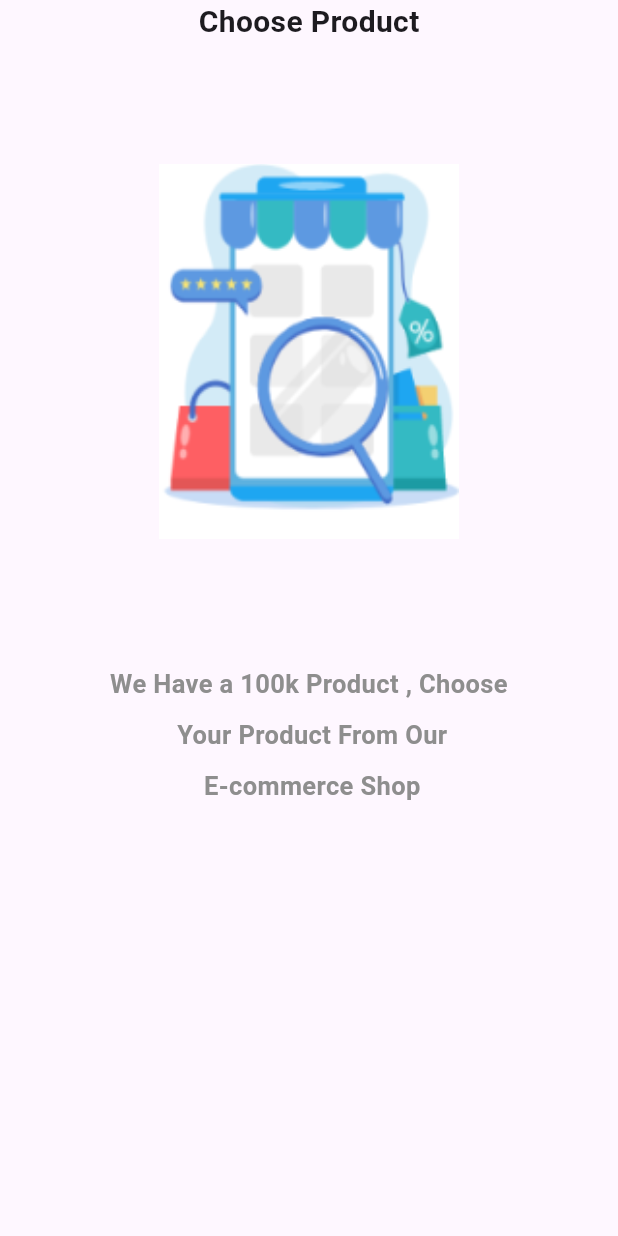
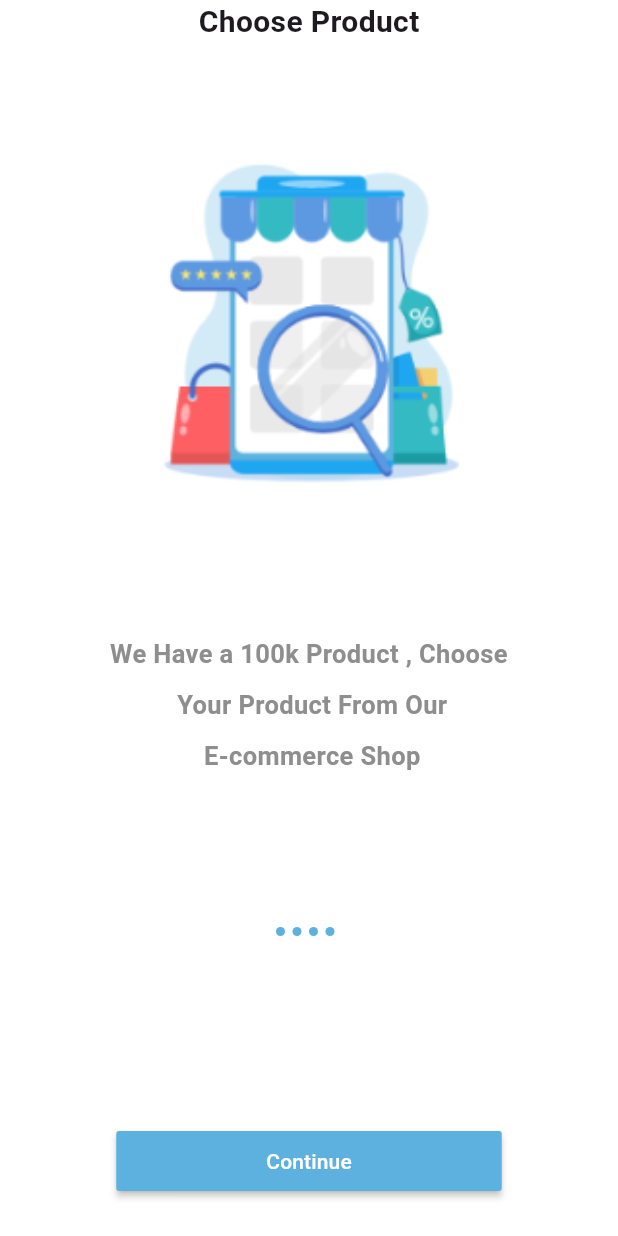
Before and after one commit to mohamadjisri/ecommerce, a Flutter app: the screen it shows after launch, on a phone screen of 412 x 824 dp. Run offline on Flutter 3.47's test engine with Material 3 defaults, Android fonts, the phone set to English and light mode, and no system bars; our stand-ins replace get.

Commit message:
6. Onboarding

```diff
--- a/lib/core/constant/color.dart
+++ b/lib/core/constant/color.dart
@@ -2,4 +2,5 @@ import 'package:flutter/material.dart';
 
 class AppColor {
   static const Color grey = Color(0xff8e8e8e);
+  static const Color primaryColor = Color(0xff5DB1DF);
 }
--- a/lib/view/screen/onboarding.dart
+++ b/lib/view/screen/onboarding.dart
@@ -1,5 +1,6 @@
-import 'package:ecommerce/core/constant/color.dart';
-import 'package:ecommerce/data/datasource/static/static.dart';
+import 'package:ecommerce/view/widget/onboarding/custombutton.dart';
+import 'package:ecommerce/view/widget/onboarding/customslider.dart';
+import 'package:ecommerce/view/widget/onboarding/dotcontroller.dart';
 import 'package:flutter/material.dart';
 
 class OnBoarding extends StatelessWidget {
@@ -7,43 +8,20 @@ class OnBoarding extends StatelessWidget {
 
   @override
   Widget build(BuildContext context) {
-    return Scaffold(
+    return const Scaffold(
+        backgroundColor: Colors.white,
         body: SafeArea(
-      child: PageView.builder(
-          itemCount: onBoardingList.length,
-          itemBuilder: (context, i) => Column(
+            child: Column(children: [
+          Expanded(flex: 3, child: CustomSliderOnBoarding()),
+          Expanded(
+              flex: 1,
+              child: Column(
                 children: [
-                  Text(
-                    onBoardingList[i].title!,
-                    style: const TextStyle(
-                        fontWeight: FontWeight.bold, fontSize: 20),
-                  ),
-                  const SizedBox(
-                    height: 80,
-                  ),
-                  Image.asset(
-                    onBoardingList[i].image!,
-                    width: 200,
-                    height: 250,
-                    fit: BoxFit.fill,
-                  ),
-                  const SizedBox(
-                    height: 80,
-                  ),
-                  Container(
-                      width: double.infinity,
-                      alignment: Alignment.center,
-                      child: Text(
-                        onBoardingList[i].body!,
-                        textAlign: TextAlign.center,
-                        style: const TextStyle(
-                            height: 2,
-                            color: AppColor.grey,
-                            fontWeight: FontWeight.bold,
-                            fontSize: 17),
-                      ))
+                  CustomDotControllerOnBoarding(),
+                  Spacer(flex: 2),
+                  CustomButtonOnBoarding()
                 ],
-              )),
-    ));
+              ))
+        ])));
   }
 }
--- /dev/null
+++ b/lib/view/widget/onboarding/custombutton.dart
@@ -0,0 +1,22 @@
+import 'package:ecommerce/core/constant/color.dart';
+import 'package:flutter/material.dart';
+
+class CustomButtonOnBoarding extends StatelessWidget {
+  const CustomButtonOnBoarding({super.key});
+
+  @override
+  Widget build(BuildContext context) {
+    return Container(
+      margin: const EdgeInsets.only(bottom: 30),
+      height: 40,
+      child: MaterialButton(
+          padding: const EdgeInsets.symmetric(horizontal: 100, vertical: 2),
+          textColor: Colors.white,
+          color: AppColor.primaryColor,
+          onPressed: () {},
+          child: const Text(
+            "Continue",
+          )),
+    );
+  }
+}
--- /dev/null
+++ b/lib/view/widget/onboarding/customslider.dart
@@ -0,0 +1,46 @@
+import 'package:ecommerce/core/constant/color.dart';
+import 'package:ecommerce/data/datasource/static/static.dart';
+import 'package:flutter/material.dart';
+
+class CustomSliderOnBoarding extends StatelessWidget {
+  const CustomSliderOnBoarding({super.key});
+
+  @override
+  Widget build(BuildContext context) {
+    return PageView.builder(
+        itemCount: onBoardingList.length,
+        itemBuilder: (context, i) => Column(
+              children: [
+                Text(
+                  onBoardingList[i].title!,
+                  style: const TextStyle(
+                      fontWeight: FontWeight.bold, fontSize: 20),
+                ),
+                const SizedBox(
+                  height: 80,
+                ),
+                Image.asset(
+                  onBoardingList[i].image!,
+                  width: 200,
+                  height: 230,
+                  fit: BoxFit.fill,
+                ),
+                const SizedBox(
+                  height: 80,
+                ),
+                Container(
+                    width: double.infinity,
+                    alignment: Alignment.center,
+                    child: Text(
+                      onBoardingList[i].body!,
+                      textAlign: TextAlign.center,
+                      style: const TextStyle(
+                          height: 2,
+                          color: AppColor.grey,
+                          fontWeight: FontWeight.bold,
+                          fontSize: 17),
+                    ))
+              ],
+            ));
+  }
+}
--- /dev/null
+++ b/lib/view/widget/onboarding/dotcontroller.dart
@@ -0,0 +1,27 @@
+import 'package:ecommerce/core/constant/color.dart';
+import 'package:ecommerce/data/datasource/static/static.dart';
+import 'package:flutter/material.dart';
+
+class CustomDotControllerOnBoarding extends StatelessWidget {
+  const CustomDotControllerOnBoarding({super.key});
+
+  @override
+  Widget build(BuildContext context) {
+    return Row(
+      mainAxisAlignment: MainAxisAlignment.center,
+      children: [
+        ...List.generate(
+            onBoardingList.length,
+            (index) => AnimatedContainer(
+                  margin: const EdgeInsets.only(right: 5),
+                  duration: const Duration(milliseconds: 900),
+                  width: 6,
+                  height: 6,
+                  decoration: BoxDecoration(
+                      color: AppColor.primaryColor,
+                      borderRadius: BorderRadius.circular(10)),
+                ))
+      ],
+    );
+  }
+}
```
